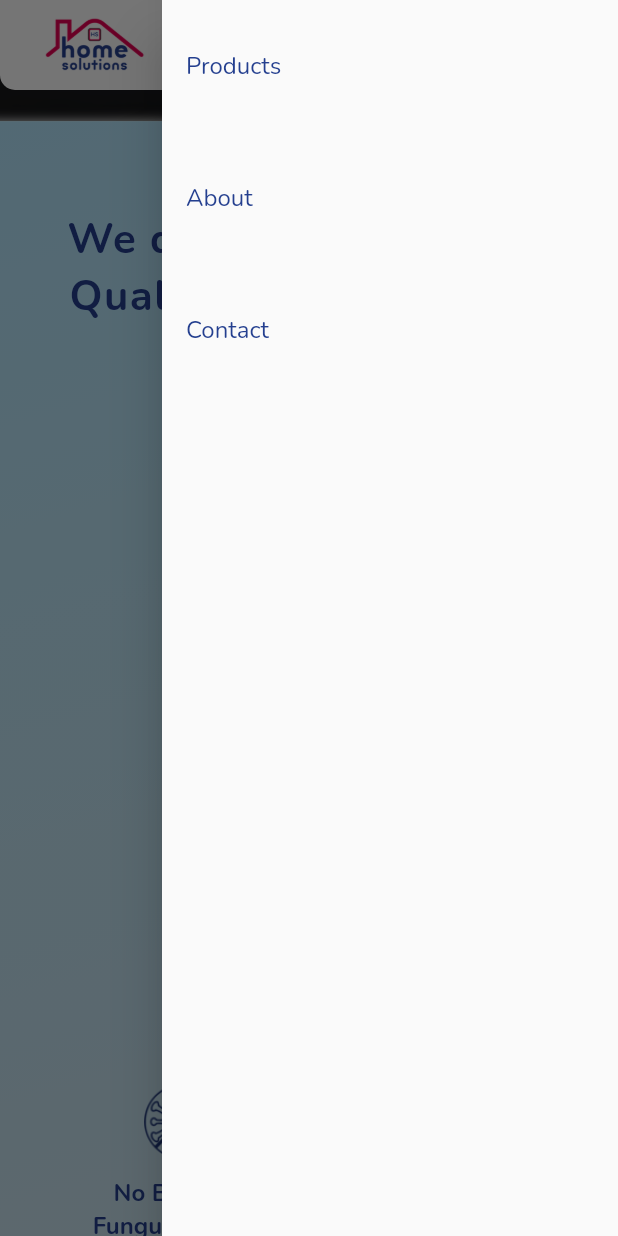
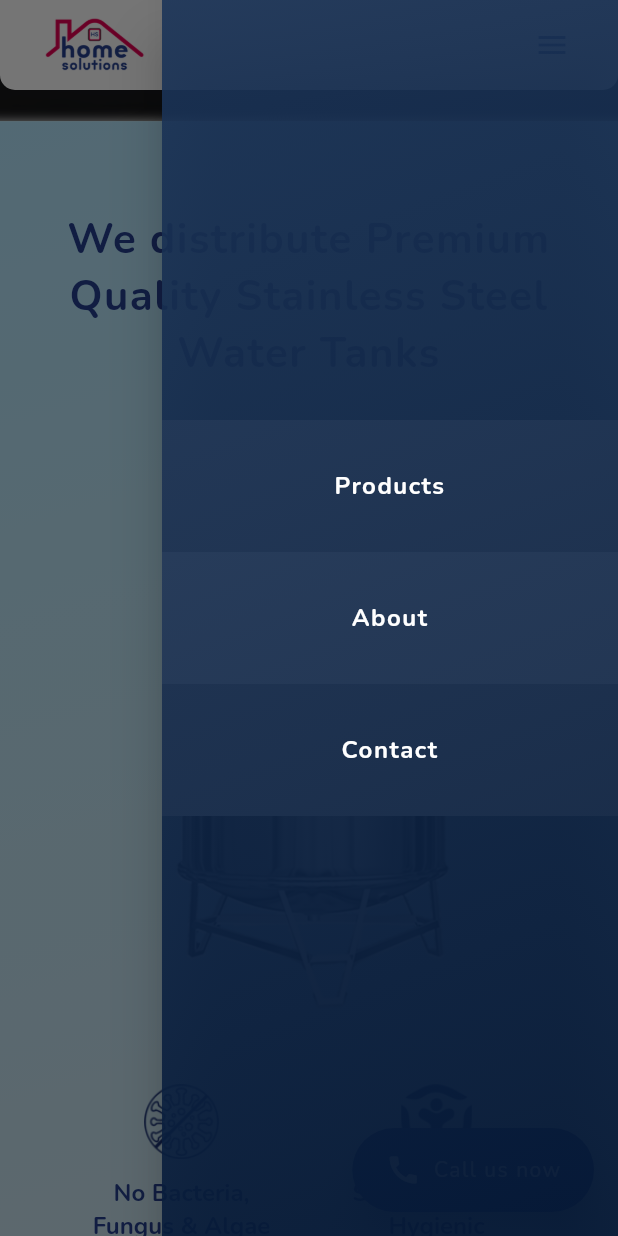
Before and after one commit to rithviknishad/home_solutions_kozhikode, a Flutter app: the screen it shows after launch, scrolled down 576 dp, after a tap on the "menu" icon, on a phone screen of 412 x 824 dp. Run offline on Flutter 3.47's test engine with Material 2 defaults, Android fonts, the phone set to English and light mode, and no system bars; our stand-ins replace auto_route, ionicons; missing offline and left inert: flutter_animator, mailto.

Commit message:
update drawer style

```diff
--- a/lib/routes/landing.dart
+++ b/lib/routes/landing.dart
@@ -57,22 +57,47 @@ class LandingPage extends StatelessWidget {
               child: CallNowButton(),
             )
           : null,
-      endDrawer: Drawer(
+      endDrawer: Theme(
+        data: theme.copyWith(canvasColor: Colors.transparent),
+        child: Drawer(
+          child: DecoratedBox(
+            decoration: BoxDecoration(
+              gradient: LinearGradient(
+                begin: Alignment.topLeft,
+                end: Alignment.bottomRight,
+                colors: [
+                  Color(0xFF1C3559).withOpacity(0.9),
+                  Color(0xFF051937).withOpacity(0.9),
+                ],
+              ),
+            ),
             child: Column(
+              mainAxisAlignment: MainAxisAlignment.center,
+              crossAxisAlignment: CrossAxisAlignment.center,
               children: [
-            for (final section in _InlineNavBar._sections.entries)
+                for (int i = 0; i < _InlineNavBar._sections.length; ++i)
                   ListTile(
+                    tileColor:
+                        i.isEven ? Colors.grey.shade500 : Colors.grey.shade300,
                     contentPadding: const EdgeInsets.all(16),
                     title: Text(
-                  section.key,
-                  style: TextStyle(color: theme.primaryColor, fontSize: 16),
+                      _InlineNavBar._sections.entries.elementAt(i).key,
+                      style: TextStyle(
+                        color: Colors.white,
+                        fontSize: 16,
+                        fontWeight: FontWeight.bold,
+                        letterSpacing: 1,
+                      ),
+                      textAlign: TextAlign.center,
                     ),
                     onTap: () {
-                  section.value();
+                      _InlineNavBar._sections.entries.elementAt(i).value();
                       Navigator.of(context).pop();
                     },
                   ),
               ],
+            ),
+          ),
         ),
       ),
     );
```
Lines whose indentation alone changed are shown as unchanged.
